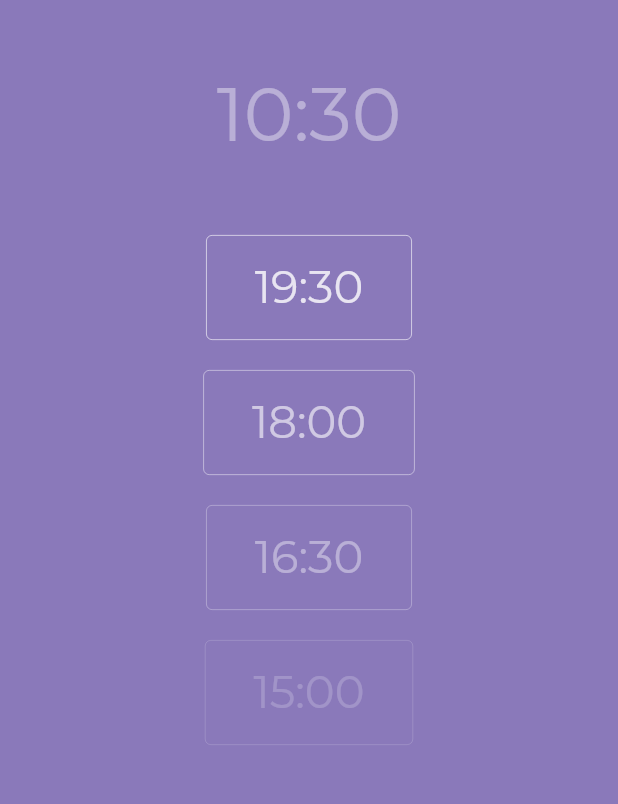
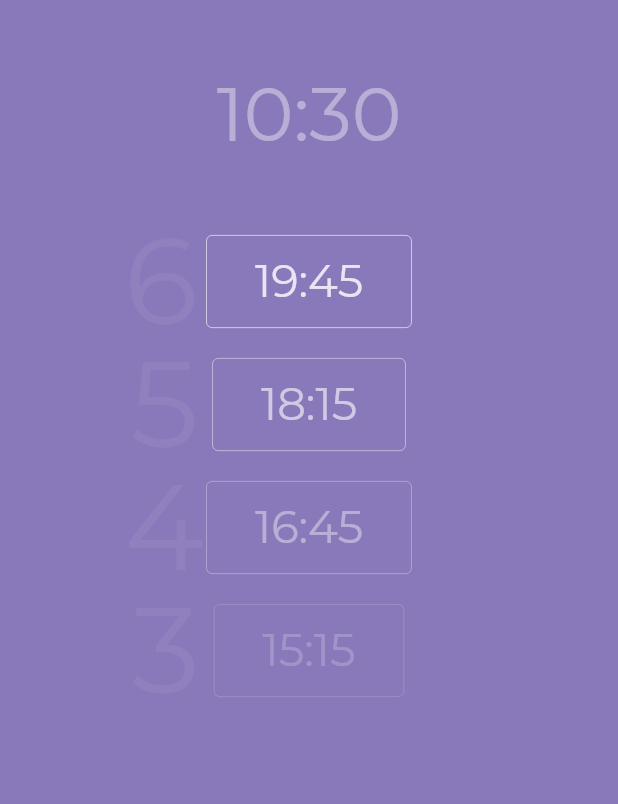
Before and after one commit to fifersheep/sleep, a Flutter app: the screen it shows after launch, on a phone screen of 412 x 824 dp, the part 116-920 px from its top. Run offline on Flutter 3.47's test engine with Material 2 defaults, Android fonts, the phone set to English and light mode, and no system bars; generated files the repository leaves out were written again.

Commit message:
add cycle count

```diff
--- a/lib/src/presentation/colors.dart
+++ b/lib/src/presentation/colors.dart
@@ -12,6 +12,7 @@ class ThemeColors {
   static const Color white60 = Color.fromARGB(153, 255, 255, 255);
   static const Color white40 = Color.fromARGB(102, 255, 255, 255);
   static const Color white20 = Color.fromARGB(51, 255, 255, 255);
+  static const Color white5 = Color.fromARGB(13, 255, 255, 255);
 
   static const Color black25 = Color(0x40000000);
 
--- a/lib/src/presentation/content.dart
+++ b/lib/src/presentation/content.dart
@@ -57,21 +57,24 @@ class _ContentState extends State<Content> {
               ),
             ),
             const SizedBox(height: 30),
-            Column(
+            IntrinsicWidth(
+              child: Column(
+                crossAxisAlignment: CrossAxisAlignment.center,
                 children: [
                   Text(
                     time(0),
                     style: const TextStyle(color: ThemeColors.white40, fontSize: 50),
                   ),
                   const SizedBox(height: 50),
-                TimeBlock(time(9), ThemeColors.white80),
+                  TimeBlock("6", time(9, 15), ThemeColors.white80),
                   const SizedBox(height: 20),
-                TimeBlock(time(7, 30), ThemeColors.white60),
+                  TimeBlock("5", time(7, 45), ThemeColors.white60),
                   const SizedBox(height: 20),
-                TimeBlock(time(6), ThemeColors.white40),
+                  TimeBlock("4", time(6, 15), ThemeColors.white40),
                   const SizedBox(height: 20),
-                TimeBlock(time(4, 30), ThemeColors.white20),
+                  TimeBlock("3", time(4, 45), ThemeColors.white20),
                 ],
+              ),
             ),
           ],
         ),
--- a/lib/src/presentation/time_block.dart
+++ b/lib/src/presentation/time_block.dart
@@ -1,9 +1,11 @@
 import 'package:flutter/widgets.dart';
+import 'package:sleep/src/presentation/colors.dart';
 
 class TimeBlock extends StatelessWidget {
-  const TimeBlock(this.text, this.color, {super.key});
+  const TimeBlock(this.cycles, this.time, this.color, {super.key});
 
-  final String text;
+  final String cycles;
+  final String time;
   final Color color;
 
   @override
@@ -15,12 +17,28 @@ class TimeBlock extends StatelessWidget {
           ),
           borderRadius: const BorderRadius.all(Radius.circular(4)),
         ),
-        child: Padding(
-          padding: const EdgeInsets.symmetric(vertical: 16, horizontal: 32),
-          child: Text(
-            text,
-            style: TextStyle(color: color, fontSize: 30),
-          ),
+        child: Stack(
+          alignment: Alignment.center,
+          clipBehavior: Clip.none,
+          children: [
+            Positioned(
+              left: -55,
+              child: Text(
+                cycles,
+                style: const TextStyle(
+                  fontSize: 80,
+                  color: ThemeColors.white5,
+                ),
+              ),
+            ),
+            Padding(
+              padding: const EdgeInsets.symmetric(vertical: 12, horizontal: 32),
+              child: Text(
+                time,
+                style: TextStyle(color: color, fontSize: 30),
+              ),
+            )
+          ],
         ),
       );
 }
```
Lines whose indentation alone changed are shown as unchanged.
